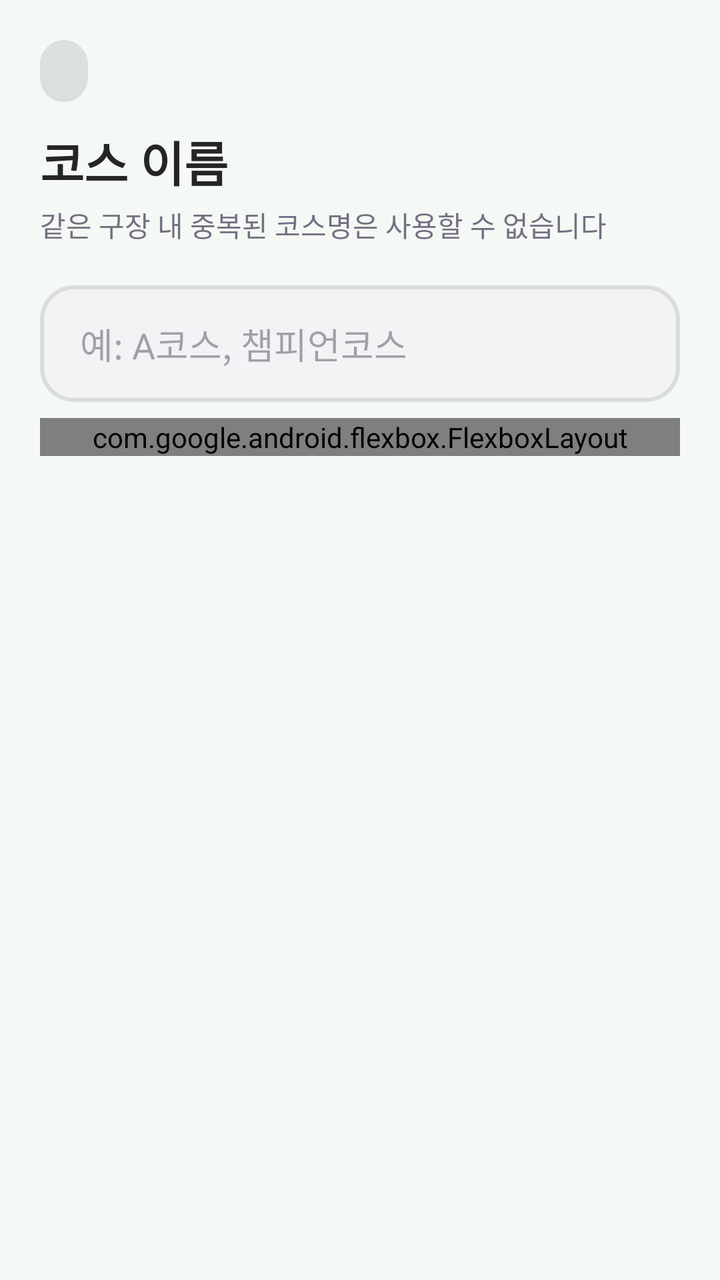
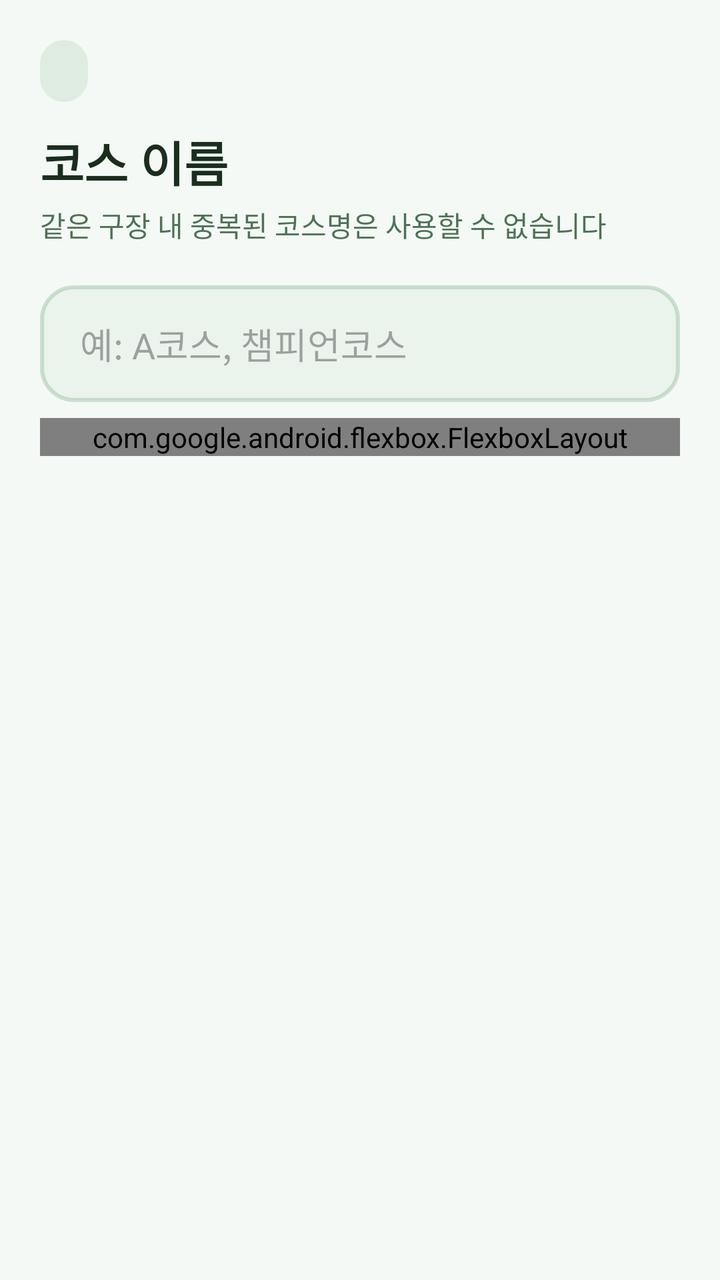

Screens rendered from an Android XML layout before and after an edit, with the pre-edit source and the edit as a unified diff.
<!-- AndroidManifest.xml: application theme Theme.ParkGolf -->
<!-- res/layout/view_wizard_step_course.xml -->
<?xml version="1.0" encoding="utf-8"?>
<ScrollView xmlns:android="http://schemas.android.com/apk/res/android"
    android:layout_width="match_parent" android:layout_height="match_parent"
    android:fillViewport="true" android:padding="20dp">
    <LinearLayout android:layout_width="match_parent" android:layout_height="wrap_content"
        android:orientation="vertical">
        <TextView android:id="@+id/chipVenue"
            android:layout_width="wrap_content" android:layout_height="wrap_content"
            android:background="@drawable/bg_pill_primary" android:paddingHorizontal="12dp"
            android:paddingVertical="6dp" android:textColor="@color/primary" android:textStyle="bold"
            android:textSize="14sp" android:layout_marginBottom="12dp" />
        <TextView android:layout_width="wrap_content" android:layout_height="wrap_content"
            android:text="@string/course_name_label" android:textSize="@dimen/title_text"
            android:textStyle="bold" android:textColor="@color/foreground" />
        <TextView android:layout_width="wrap_content" android:layout_height="wrap_content"
            android:text="@string/course_name_helper" android:textColor="@color/muted_foreground"
            android:layout_marginTop="4dp" android:layout_marginBottom="20dp" />
        <EditText android:id="@+id/etCourseName"
            android:layout_width="match_parent" android:layout_height="wrap_content"
            android:background="@drawable/bg_input" android:paddingHorizontal="20dp"
            android:paddingVertical="16dp" android:minHeight="@dimen/touch_min"
            android:hint="@string/course_name_example" android:textSize="@dimen/body_text"
            android:inputType="text" android:textColor="@color/foreground" />
        <LinearLayout android:id="@+id/errorDuplicate"
            android:layout_width="wrap_content" android:layout_height="wrap_content"
            android:orientation="horizontal" android:gravity="center_vertical"
            android:layout_marginTop="10dp" android:visibility="gone">
            <ImageView android:layout_width="17dp" android:layout_height="17dp"
                android:src="@drawable/ic_alert_circle" android:importantForAccessibility="no" />
            <TextView android:layout_width="wrap_content" android:layout_height="wrap_content"
                android:layout_marginStart="8dp" android:text="@string/course_name_duplicate"
                android:textColor="@color/destructive" android:textStyle="bold" />
        </LinearLayout>
        <TextView android:id="@+id/tvExistingLabel"
            android:layout_width="wrap_content" android:layout_height="wrap_content"
            android:text="@string/existing_courses_label" android:textColor="@color/muted_foreground"
            android:textStyle="bold" android:layout_marginTop="20dp" android:visibility="gone" />
        <com.google.android.flexbox.FlexboxLayout android:id="@+id/flexExistingCourses"
            android:layout_width="match_parent" android:layout_height="wrap_content"
            android:layout_marginTop="8dp"
            xmlns:app="http://schemas.android.com/apk/res-auto"
            app:flexWrap="wrap" />
    </LinearLayout>
</ScrollView>
<!-- resources referenced by this layout -->
<resources>
  <color name="destructive">#D4183D</color>
  <color name="foreground">#252525</color>
  <color name="muted_foreground">#717182</color>
  <color name="primary">#030213</color>
  <dimen name="body_text">18sp</dimen>
  <dimen name="title_text">24sp</dimen>
  <dimen name="touch_min">56dp</dimen>
  <!-- drawable bg_input (drawable) -->
  <?xml version="1.0" encoding="utf-8"?>
  <selector xmlns:android="http://schemas.android.com/apk/res/android">
      <item android:state_focused="true">
          <shape android:shape="rectangle">
              <solid android:color="@color/input_background" />
              <corners android:radius="@dimen/radius_card" />
              <stroke android:width="@dimen/border_width" android:color="@color/primary" />
          </shape>
      </item>
      <item>
          <shape android:shape="rectangle">
              <solid android:color="@color/input_background" />
              <corners android:radius="@dimen/radius_card" />
              <stroke android:width="@dimen/border_width" android:color="@color/border" />
          </shape>
      </item>
  </selector>
  <!-- drawable bg_pill_primary (drawable) -->
  <?xml version="1.0" encoding="utf-8"?>
  <shape xmlns:android="http://schemas.android.com/apk/res/android" android:shape="rectangle">
      <solid android:color="@color/primary_10" />
      <corners android:radius="@dimen/radius_pill" />
  </shape>
  <!-- drawable ic_alert_circle (drawable) -->
  <vector xmlns:android="http://schemas.android.com/apk/res/android" android:width="24dp" android:height="24dp" android:viewportWidth="24" android:viewportHeight="24">
      <path android:strokeColor="@color/destructive" android:strokeWidth="2" android:pathData="M22,12 A10,10 0 1 1 2,12 A10,10 0 0 1 22,12 Z" />
      <path android:strokeColor="@color/destructive" android:strokeWidth="2" android:strokeLineCap="round" android:pathData="M12,8 L12,12 M12,16 L12.01,16" />
  </vector>
  <string name="course_name_duplicate">이미 존재하는 코스명입니다</string>
  <string name="course_name_example">예: A코스, 챔피언코스</string>
  <string name="course_name_helper">같은 구장 내 중복된 코스명은 사용할 수 없습니다</string>
  <string name="course_name_label">코스 이름</string>
  <string name="existing_courses_label">이 구장의 기존 코스</string>
  <style name="Theme.ParkGolf" parent="Theme.ParkGolf.Green" />
  <color name="input_background">#F3F3F5</color>
  <dimen name="radius_card">16dp</dimen>
  <dimen name="border_width">2dp</dimen>
  <color name="border">#1A000000</color>
  <color name="primary_10">#1A030213</color>
  <dimen name="radius_pill">999dp</dimen>
  <style name="Theme.ParkGolf.Green" parent="Theme.ParkGolf.Base">
          <item name="colorPrimary">#2A7A3B</item>
          <item name="android:windowBackground">#F4F9F5</item>
          <item name="parkBackground">#F4F9F5</item>
          <item name="parkForeground">#1A2E1D</item>
          <item name="parkPrimary">#2A7A3B</item>
          <item name="parkPrimary10">#1A2A7A3B</item>
          <item name="parkSecondary">#E6F2E8</item>
          <item name="parkMuted">#EAF3EC</item>
          <item name="parkMutedForeground">#4E7255</item>
          <item name="parkAccent">#D2EBDA</item>
          <item name="parkAccentForeground">#1A3D21</item>
          <item name="parkBorder">#332A7A3B</item>
          <item name="parkInputBg">#EAF3EC</item>
      </style>
  <style name="Theme.ParkGolf.Base" parent="Theme.Material3.DayNight.NoActionBar">
          <item name="colorOnPrimary">@color/on_primary</item>
          <item name="android:textColorPrimary">?attr/parkForeground</item>
      </style>
  <color name="on_primary">#FFFFFF</color>
</resources>

<!-- the commit's change to res/layout/view_wizard_step_course.xml (unified diff, before → after) -->
@@ -7,20 +7,20 @@
         <TextView android:id="@+id/chipVenue"
             android:layout_width="wrap_content" android:layout_height="wrap_content"
             android:background="@drawable/bg_pill_primary" android:paddingHorizontal="12dp"
-            android:paddingVertical="6dp" android:textColor="@color/primary" android:textStyle="bold"
+            android:paddingVertical="6dp" android:textColor="?attr/parkPrimary" android:textStyle="bold"
             android:textSize="14sp" android:layout_marginBottom="12dp" />
         <TextView android:layout_width="wrap_content" android:layout_height="wrap_content"
             android:text="@string/course_name_label" android:textSize="@dimen/title_text"
-            android:textStyle="bold" android:textColor="@color/foreground" />
+            android:textStyle="bold" android:textColor="?attr/parkForeground" />
         <TextView android:layout_width="wrap_content" android:layout_height="wrap_content"
-            android:text="@string/course_name_helper" android:textColor="@color/muted_foreground"
+            android:text="@string/course_name_helper" android:textColor="?attr/parkMutedForeground"
             android:layout_marginTop="4dp" android:layout_marginBottom="20dp" />
         <EditText android:id="@+id/etCourseName"
             android:layout_width="match_parent" android:layout_height="wrap_content"
             android:background="@drawable/bg_input" android:paddingHorizontal="20dp"
             android:paddingVertical="16dp" android:minHeight="@dimen/touch_min"
             android:hint="@string/course_name_example" android:textSize="@dimen/body_text"
-            android:inputType="text" android:textColor="@color/foreground" />
+            android:inputType="text" android:textColor="?attr/parkForeground" />
         <LinearLayout android:id="@+id/errorDuplicate"
             android:layout_width="wrap_content" android:layout_height="wrap_content"
             android:orientation="horizontal" android:gravity="center_vertical"
@@ -33,7 +33,7 @@
         </LinearLayout>
         <TextView android:id="@+id/tvExistingLabel"
             android:layout_width="wrap_content" android:layout_height="wrap_content"
-            android:text="@string/existing_courses_label" android:textColor="@color/muted_foreground"
+            android:text="@string/existing_courses_label" android:textColor="?attr/parkMutedForeground"
             android:textStyle="bold" android:layout_marginTop="20dp" android:visibility="gone" />
         <com.google.android.flexbox.FlexboxLayout android:id="@+id/flexExistingCourses"
             android:layout_width="match_parent" android:layout_height="wrap_content"
<!-- resource entries referenced after the edit -->
@@ -1,9 +1,6 @@
 <!-- resources referenced by this layout -->
 <resources>
   <color name="destructive">#D4183D</color>
-  <color name="foreground">#252525</color>
-  <color name="muted_foreground">#717182</color>
-  <color name="primary">#030213</color>
   <dimen name="body_text">18sp</dimen>
   <dimen name="title_text">24sp</dimen>
   <dimen name="touch_min">56dp</dimen>
@@ -12,23 +9,23 @@
   <selector xmlns:android="http://schemas.android.com/apk/res/android">
       <item android:state_focused="true">
           <shape android:shape="rectangle">
-              <solid android:color="@color/input_background" />
+              <solid android:color="?attr/parkInputBg" />
               <corners android:radius="@dimen/radius_card" />
-              <stroke android:width="@dimen/border_width" android:color="@color/primary" />
+              <stroke android:width="@dimen/border_width" android:color="?attr/parkPrimary" />
           </shape>
       </item>
       <item>
           <shape android:shape="rectangle">
-              <solid android:color="@color/input_background" />
+              <solid android:color="?attr/parkInputBg" />
               <corners android:radius="@dimen/radius_card" />
-              <stroke android:width="@dimen/border_width" android:color="@color/border" />
+              <stroke android:width="@dimen/border_width" android:color="?attr/parkBorder" />
           </shape>
       </item>
   </selector>
   <!-- drawable bg_pill_primary (drawable) -->
   <?xml version="1.0" encoding="utf-8"?>
   <shape xmlns:android="http://schemas.android.com/apk/res/android" android:shape="rectangle">
-      <solid android:color="@color/primary_10" />
+      <solid android:color="?attr/parkPrimary10" />
       <corners android:radius="@dimen/radius_pill" />
   </shape>
   <!-- drawable ic_alert_circle (drawable) -->
@@ -42,11 +39,8 @@
   <string name="course_name_label">코스 이름</string>
   <string name="existing_courses_label">이 구장의 기존 코스</string>
   <style name="Theme.ParkGolf" parent="Theme.ParkGolf.Green" />
-  <color name="input_background">#F3F3F5</color>
   <dimen name="radius_card">16dp</dimen>
   <dimen name="border_width">2dp</dimen>
-  <color name="border">#1A000000</color>
-  <color name="primary_10">#1A030213</color>
   <dimen name="radius_pill">999dp</dimen>
   <style name="Theme.ParkGolf.Green" parent="Theme.ParkGolf.Base">
           <item name="colorPrimary">#2A7A3B</item>
